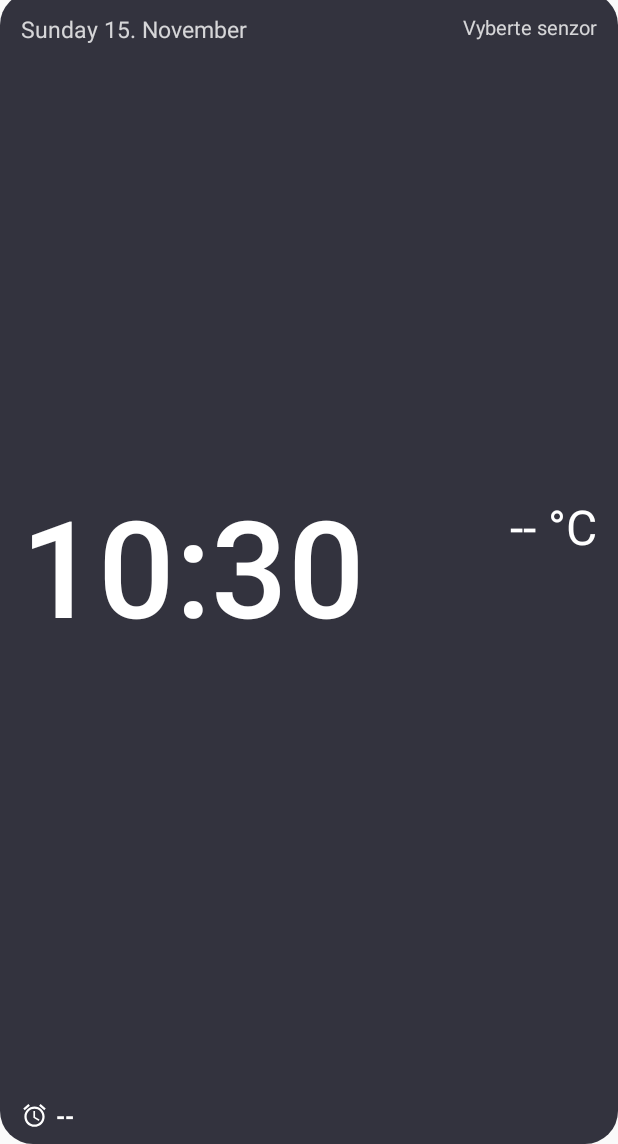
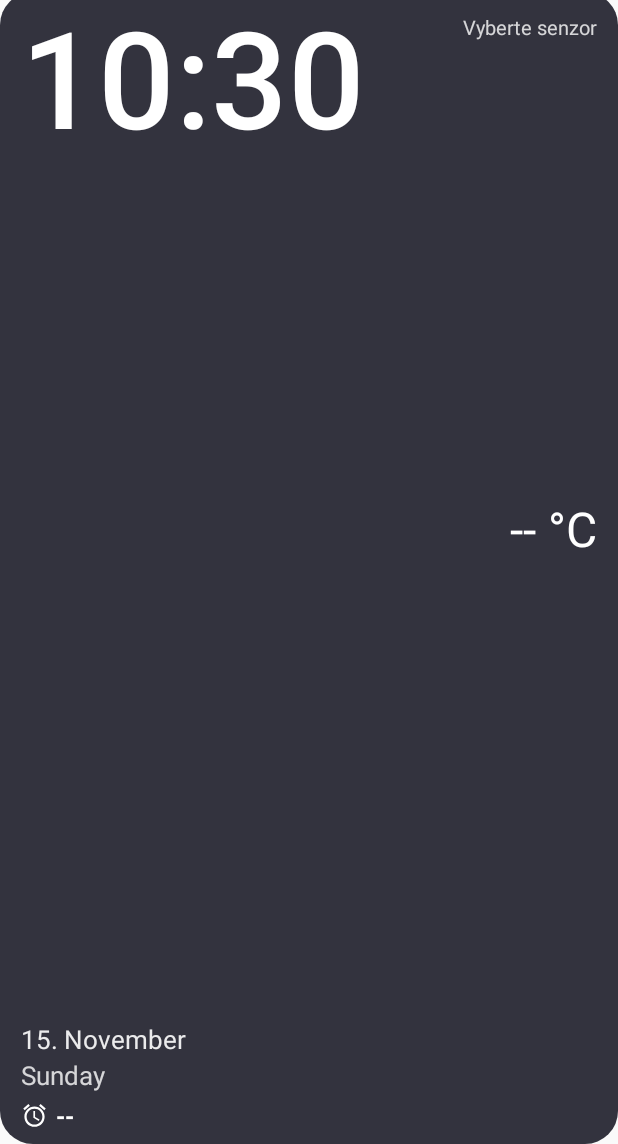
Before and after one commit to JimmyFoks/widget-pro-MiHome, an Android app: the layout widget.xml on its own in the app's theme, with its tools: preview values and no code run, on a phone screen of 412 x 824 dp, the part 92-1236 px from its top. Run offline under Robolectric (Android 15) with nearby library versions, the phone set to English and light mode, and no system bars.

Commit message:
Add files via upload

```diff
--- a/app/build.gradle.kts
+++ b/app/build.gradle.kts
@@ -11,8 +11,8 @@ android {
         applicationId = "cz.domaciwidget"
         minSdk = 26
         targetSdk = 34
-        versionCode = 1
-        versionName = "1.0"
+        versionCode = 8
+        versionName = "1.8"
     }
 
     buildTypes {
--- a/app/src/main/java/cz/domaciwidget/WidgetRenderer.kt
+++ b/app/src/main/java/cz/domaciwidget/WidgetRenderer.kt
@@ -68,7 +68,7 @@ object WidgetRenderer {
                     v.setViewVisibility(R.id.range, View.VISIBLE)
                     v.setTextViewText(
                         R.id.range,
-                        String.format(Locale.getDefault(), "↓ %.1f°  ↑ %.1f°", range.first, range.second)
+                        String.format(Locale.getDefault(), "↓%.1f°C  ↑%.1f°C", range.first, range.second)
                     )
                 } else {
                     v.setViewVisibility(R.id.range, View.GONE)
--- a/app/src/main/res/layout/widget.xml
+++ b/app/src/main/res/layout/widget.xml
@@ -23,18 +23,6 @@
             android:orientation="vertical">
 
             <TextClock
-                android:id="@+id/date"
-                android:layout_width="wrap_content"
-                android:layout_height="wrap_content"
-                android:layout_marginTop="6dp"
-                android:ellipsize="end"
-                android:format12Hour="EEEE d. MMMM"
-                android:format24Hour="EEEE d. MMMM"
-                android:maxLines="1"
-                android:textColor="#CCFFFFFF"
-                android:textSize="15sp" />
-
-            <TextClock
                 android:id="@+id/clock"
                 android:layout_width="match_parent"
                 android:layout_height="0dp"
@@ -46,16 +34,39 @@
                 android:fontFamily="sans-serif-medium"
                 android:format12Hour="HH:mm"
                 android:format24Hour="HH:mm"
-                android:gravity="start|center_vertical"
+                android:gravity="start|top"
                 android:includeFontPadding="false"
                 android:maxLines="1"
                 android:textColor="#FFFFFF"
                 android:textSize="70sp" />
 
+            <TextClock
+                android:id="@+id/date"
+                android:layout_width="wrap_content"
+                android:layout_height="wrap_content"
+                android:ellipsize="end"
+                android:format12Hour="d. MMMM"
+                android:format24Hour="d. MMMM"
+                android:maxLines="1"
+                android:textColor="#E6FFFFFF"
+                android:textSize="17sp" />
+
+            <TextClock
+                android:id="@+id/weekday"
+                android:layout_width="wrap_content"
+                android:layout_height="wrap_content"
+                android:ellipsize="end"
+                android:format12Hour="EEEE"
+                android:format24Hour="EEEE"
+                android:maxLines="1"
+                android:textColor="#CCFFFFFF"
+                android:textSize="17sp" />
+
             <LinearLayout
                 android:id="@+id/alarm_row"
                 android:layout_width="wrap_content"
                 android:layout_height="wrap_content"
+                android:layout_marginTop="4dp"
                 android:gravity="center_vertical"
                 android:orientation="horizontal">
 
@@ -140,7 +151,7 @@
             android:maxLines="1"
             android:text=""
             android:textColor="#B3FFFFFF"
-            android:textSize="13sp" />
+            android:textSize="12sp" />
 
         <FrameLayout
             android:layout_width="match_parent"
```
Also changed, not shown: app/src/main/java/cz/domaciwidget/MainActivity.kt (+13 -0 lines).
